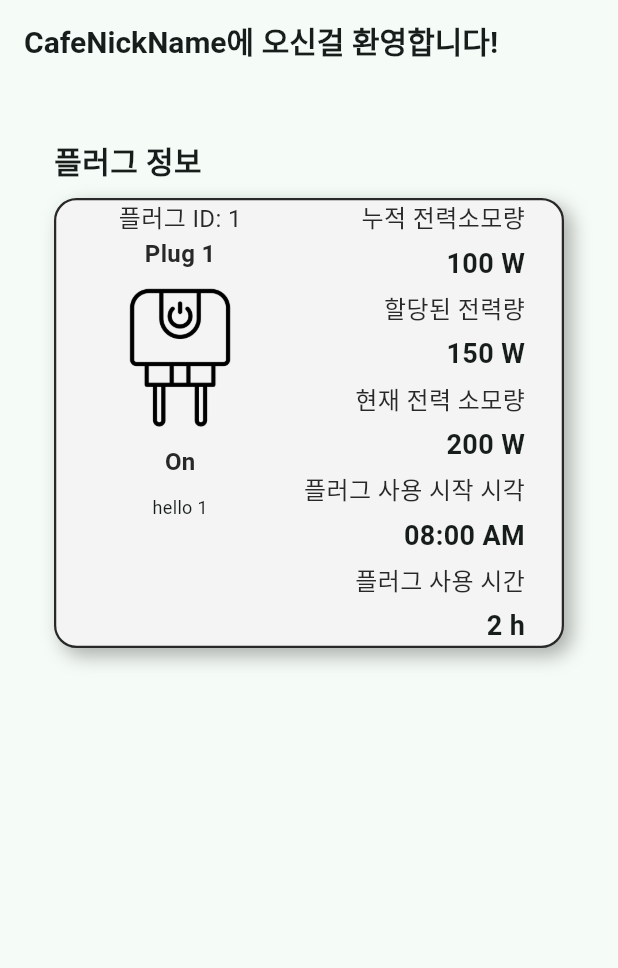
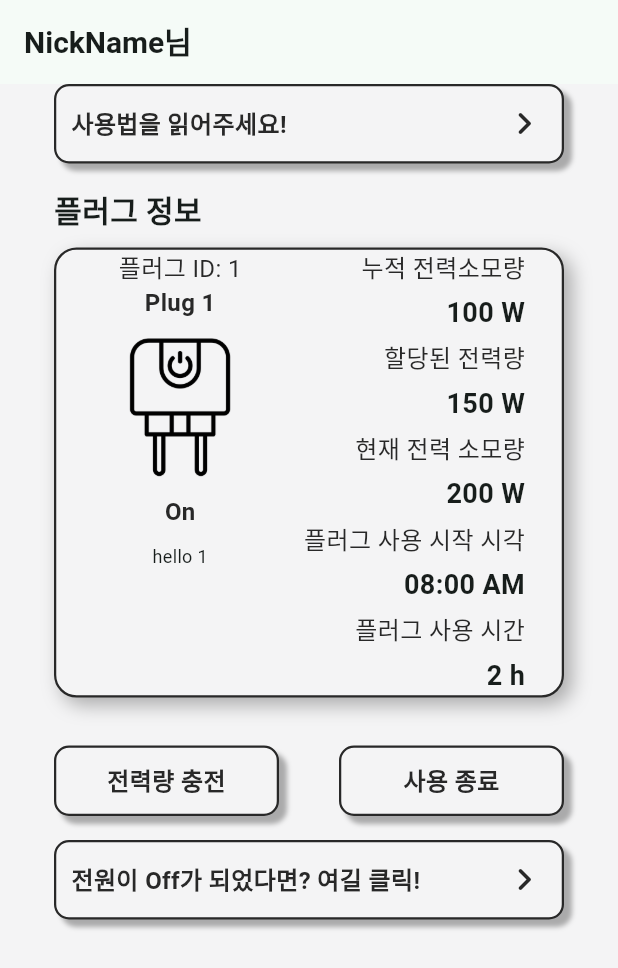
Before and after one commit to CAU-Capstone-PPL/CafePlugGuardian-WebClient, a Flutter app: the screen it shows after launch, on a phone screen of 412 x 824 dp. Shown: the top 968 px of the screen. Run offline on Flutter 3.47's test engine with Material 2 defaults, Android fonts, the phone set to English and light mode, and no system bars; Roboto replaces fonts that are missing (Gmarket).

Commit message:
design: 도움말, 전력량 충전, 종료, 알람 버튼 추가

```diff
--- a/lib/screens/home_screen.dart
+++ b/lib/screens/home_screen.dart
@@ -2,6 +2,7 @@ import 'package:flutter/material.dart';
 import 'package:webclient/models/plug_detail_model.dart';
 import 'package:webclient/services/api_test.dart';
 import 'package:webclient/style.dart';
+import 'package:webclient/widgets/page_entry_button_widget.dart';
 
 class HomeScreen extends StatefulWidget {
   final String plugId;
@@ -23,16 +24,19 @@ class _HomeScreenState extends State<HomeScreen> {
   @override
   Widget build(BuildContext context) {
     return Scaffold(
+      backgroundColor: AppColor.background,
       appBar: AppBar(
         title: const HeadingText(
-          content: 'CafeNickName에 오신걸 환영합니다!',
+          content: 'NickName님',
         ),
       ),
       body: Padding(
-        padding: const EdgeInsets.all(20.0),
+        padding: const EdgeInsets.symmetric(horizontal: 20),
         child: Column(
           crossAxisAlignment: CrossAxisAlignment.start,
           children: [
+            Center(
+                child: PageEntryButton(content: '사용법을 읽어주세요!', onTap: () {})),
             FutureBuilder(
               future: plug,
               builder: (context, snapshot) {
@@ -126,9 +130,65 @@ class _HomeScreenState extends State<HomeScreen> {
                 );
               },
             ),
+            Row(
+              mainAxisAlignment: MainAxisAlignment.spaceBetween,
+              children: [
+                Button(
+                  content: '전력량 충전',
+                  onTap: () {},
+                ),
+                Button(
+                  content: '사용 종료',
+                  onTap: () {},
+                ),
+              ],
+            ),
+            PageEntryButton(content: '전원이 Off가 되었다면? 여길 클릭!', onTap: () {}),
           ],
         ),
       ),
     );
   }
 }
+
+class Button extends StatelessWidget {
+  final String content;
+  final void Function() onTap;
+  const Button({
+    super.key,
+    required this.content,
+    required this.onTap,
+  });
+
+  @override
+  Widget build(BuildContext context) {
+    return GestureDetector(
+      onTap: onTap,
+      child: Padding(
+        padding: const EdgeInsets.all(16.0),
+        child: Container(
+          alignment: Alignment.center,
+          width: 150,
+          decoration: BoxDecoration(
+            border: Border.all(color: AppColor.text, width: 1.5),
+            borderRadius: BorderRadius.circular(10),
+            color: AppColor.background,
+            boxShadow: [
+              BoxShadow(
+                blurRadius: 2,
+                offset: const Offset(5, 5),
+                color: Colors.black.withOpacity(0.3),
+              ),
+            ],
+          ),
+          child: Padding(
+            padding: const EdgeInsets.all(10.0),
+            child: BoldText(
+              content: content,
+            ),
+          ),
+        ),
+      ),
+    );
+  }
+}
--- a/lib/screens/login_page.dart
+++ b/lib/screens/login_page.dart
@@ -0,0 +1,12 @@
+import 'package:flutter/material.dart';
+
+class PinInput extends StatelessWidget {
+  const PinInput({super.key});
+
+  @override
+  Widget build(BuildContext context) {
+    return const Scaffold(
+      body: Text('로그인 스크린 입니다.'),
+    );
+  }
+}
--- a/lib/screens/pin_input_screen.dart
+++ b/lib/screens/pin_input_screen.dart
@@ -0,0 +1,12 @@
+import 'package:flutter/material.dart';
+
+class PinInput extends StatelessWidget {
+  const PinInput({super.key});
+
+  @override
+  Widget build(BuildContext context) {
+    return const Scaffold(
+      body: Text('핀 입력 스크린 입니다.'),
+    );
+  }
+}
--- /dev/null
+++ b/lib/widgets/page_entry_button_widget.dart
@@ -0,0 +1,56 @@
+import 'package:flutter/material.dart';
+import 'package:webclient/style.dart';
+
+class PageEntryButton extends StatefulWidget {
+  final String content;
+  final void Function() onTap;
+
+  const PageEntryButton({
+    super.key,
+    required this.content,
+    required this.onTap,
+  });
+
+  @override
+  State<PageEntryButton> createState() => _PageEntryButtonState();
+}
+
+class _PageEntryButtonState extends State<PageEntryButton> {
+  @override
+  Widget build(BuildContext context) {
+    return Padding(
+      padding: const EdgeInsets.symmetric(horizontal: 16),
+      child: GestureDetector(
+        onTap: widget.onTap,
+        child: Container(
+          decoration: BoxDecoration(
+            border: Border.all(color: AppColor.text, width: 1.5),
+            borderRadius: BorderRadius.circular(10),
+            color: AppColor.background,
+            boxShadow: [
+              BoxShadow(
+                blurRadius: 2,
+                offset: const Offset(5, 5),
+                color: Colors.black.withOpacity(0.3),
+              ),
+            ],
+          ),
+          child: Padding(
+            padding: const EdgeInsets.all(10.0),
+            child: Row(
+              mainAxisAlignment: MainAxisAlignment.spaceBetween,
+              children: [
+                BoldText(content: widget.content),
+                const Icon(
+                  Icons.chevron_right_rounded,
+                  size: 30,
+                  color: AppColor.text,
+                ),
+              ],
+            ),
+          ),
+        ),
+      ),
+    );
+  }
+}
```
